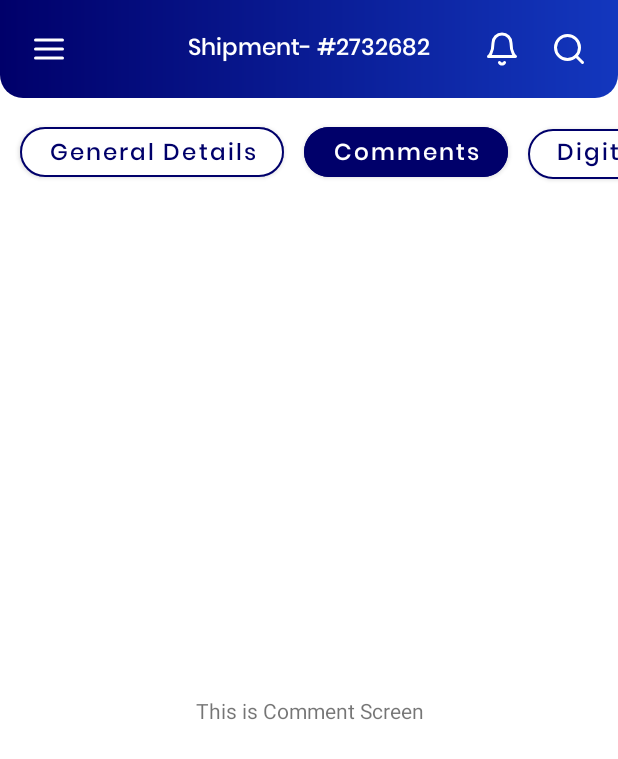
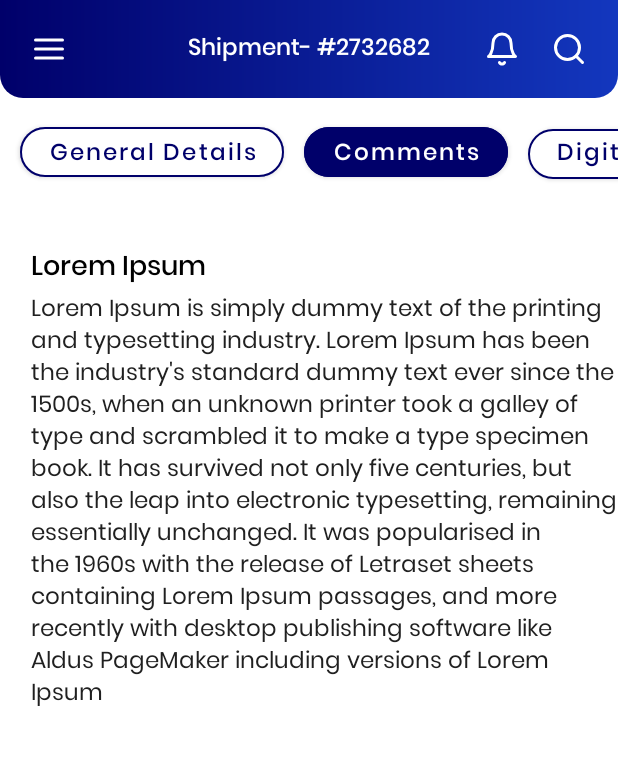
Before and after one commit to sahilpvns/DriveOP, an Android app: the ShipmentGeneralDetailsFragment screen opened directly, with no data from a screen before it, after a tap on "Comments", on a phone screen of 412 x 824 dp. Shown: the top 759 px of the screen. Run offline under Robolectric (Android 15) with nearby library versions, the light colour scheme and no system bars; our stand-ins replace sdp/ssp sizes.

Commit message:
set shipment current screen set view

```diff
--- a/app/src/main/java/com/supplyop/driveop/login/api/method/UserApi.kt
+++ b/app/src/main/java/com/supplyop/driveop/login/api/method/UserApi.kt
@@ -6,7 +6,7 @@ import retrofit2.http.POST
 
 interface UserApi {
 
-    @POST("http://3.221.107.149:8080/supply-op/login/genrate-token")
+    @POST("https://gateway.supplyop.com/supply-op/login/genrate-token")
     suspend fun loginUser(@Body loginRequest: LoginRequest): Response<LoginResponse>
 
     companion object {
--- a/app/src/main/java/com/supplyop/driveop/login/fragment/ShipmentCurrentFragment.kt
+++ b/app/src/main/java/com/supplyop/driveop/login/fragment/ShipmentCurrentFragment.kt
@@ -6,8 +6,6 @@ import android.view.LayoutInflater
 import android.view.View
 import android.view.ViewGroup
 import androidx.recyclerview.widget.LinearLayoutManager
-import com.supplyop.driveop.R
-import com.supplyop.driveop.databinding.FragmentEarnMoreBinding
 import com.supplyop.driveop.databinding.FragmentShipmentCurrentBinding
 import com.supplyop.driveop.ui.adapter.ShipmentAdapter
 
--- a/app/src/main/java/com/supplyop/driveop/ui/shipment/ShipmentFragment.kt
+++ b/app/src/main/java/com/supplyop/driveop/ui/shipment/ShipmentFragment.kt
@@ -23,7 +23,6 @@ class ShipmentFragment : Fragment() {
 
     var sharedPreferences: SharedPreferences? = null
 
-    private val shipmentAdapter: ShipmentAdapter? = null
 
     override fun onCreateView(
         inflater: LayoutInflater, container: ViewGroup?, savedInstanceState: Bundle?): View {
--- a/app/src/main/res/layout/fragment_comments.xml
+++ b/app/src/main/res/layout/fragment_comments.xml
@@ -1,15 +1,34 @@
 <?xml version="1.0" encoding="utf-8"?>
-<FrameLayout xmlns:android="http://schemas.android.com/apk/res/android"
+<androidx.constraintlayout.widget.ConstraintLayout xmlns:android="http://schemas.android.com/apk/res/android"
     xmlns:tools="http://schemas.android.com/tools"
     android:layout_width="match_parent"
     android:layout_height="match_parent"
+    xmlns:app="http://schemas.android.com/apk/res-auto"
     tools:context=".login.fragment.CommentsFragment">
 
-    <!-- TODO: Update blank fragment layout -->
-    <TextView
-        android:layout_width="match_parent"
-        android:layout_height="match_parent"
-        android:gravity="center"
-        android:text="This is Comment Screen" />
+    <com.google.android.material.textview.MaterialTextView
+        android:id="@+id/tvHeading"
+        android:layout_width="wrap_content"
+        android:layout_height="wrap_content"
+        android:layout_marginStart="@dimen/_16sdp"
+        android:layout_marginTop="@dimen/_30sdp"
+        android:fontFamily="@font/poppins_medium"
+        android:text="Lorem Ipsum"
+        android:textColor="@android:color/black"
+        android:textSize="@dimen/_14sdp"
+        app:layout_constraintStart_toStartOf="parent"
+        app:layout_constraintTop_toTopOf="parent" />
 
-</FrameLayout>
+    <com.google.android.material.textview.MaterialTextView
+        android:id="@+id/tvDetail"
+        android:layout_width="0dp"
+        android:layout_height="wrap_content"
+        android:fontFamily="@font/poppins_regular"
+        android:text="@string/comment_details"
+        android:textColor="@color/light_second_black"
+        android:textSize="@dimen/_12sdp"
+        app:layout_constraintEnd_toEndOf="parent"
+        app:layout_constraintStart_toStartOf="@+id/tvHeading"
+        app:layout_constraintTop_toBottomOf="@+id/tvHeading" />
+
+</androidx.constraintlayout.widget.ConstraintLayout>
--- a/app/src/main/res/layout/fragment_shipment_general_details.xml
+++ b/app/src/main/res/layout/fragment_shipment_general_details.xml
@@ -60,13 +60,14 @@
             app:layout_constraintStart_toStartOf="@+id/tvShipment"
             app:layout_constraintTop_toBottomOf="@+id/tvAddress" />
 
-        <com.google.android.material.progressindicator.LinearProgressIndicator
+        <SeekBar
             android:id="@+id/progressTruck"
             android:layout_width="0dp"
             android:layout_height="wrap_content"
             android:layout_marginHorizontal="@dimen/_12sdp"
             android:max="100"
             android:progress="20"
+            android:thumb="@drawable/truck25x"
             app:layout_constraintBottom_toBottomOf="@+id/ivTripStatus"
             app:layout_constraintEnd_toEndOf="parent"
             app:layout_constraintStart_toEndOf="@+id/ivTripStatus"
--- a/app/src/main/res/layout/item_shipment.xml
+++ b/app/src/main/res/layout/item_shipment.xml
@@ -63,13 +63,14 @@
             app:layout_constraintStart_toStartOf="@+id/tvShipment"
             app:layout_constraintTop_toBottomOf="@+id/tvAddress" />
 
-        <com.google.android.material.progressindicator.LinearProgressIndicator
+        <SeekBar
             android:id="@+id/progressTruck"
             android:layout_width="0dp"
             android:layout_height="wrap_content"
             android:layout_marginHorizontal="@dimen/_12sdp"
             android:max="100"
             android:progress="20"
+            android:thumb="@drawable/truck25x"
             app:layout_constraintBottom_toBottomOf="@+id/ivTripStatus"
             app:layout_constraintEnd_toEndOf="parent"
             app:layout_constraintStart_toEndOf="@+id/ivTripStatus"
--- a/app/src/main/res/values/strings.xml
+++ b/app/src/main/res/values/strings.xml
@@ -42,4 +42,5 @@
     <!-- TODO: Remove or change this placeholder text -->
     <string name="hello_blank_fragment">Hello blank fragment</string>
     <string name="deliver_address">House- 238, 3rd floor, 10 Poorvimarg Near blinkit warehouse Golf course road, Gurugram, Haryana Pin- 283739</string>
+    <string name="comment_details">Lorem Ipsum is simply dummy text of the printing and typesetting industry. Lorem Ipsum has been the industry\'s standard dummy text ever since the 1500s, when an unknown printer took a galley of type and scrambled it to make a type specimen book. It has survived not only five centuries, but also the leap into electronic typesetting, remaining essentially unchanged. It was popularised in the 1960s with the release of Letraset sheets containing Lorem Ipsum passages, and more recently with desktop publishing software like Aldus PageMaker including versions of Lorem Ipsum</string>
 </resources>
```
Also changed, not shown: app/src/main/res/drawable/truck25x.png (added).
